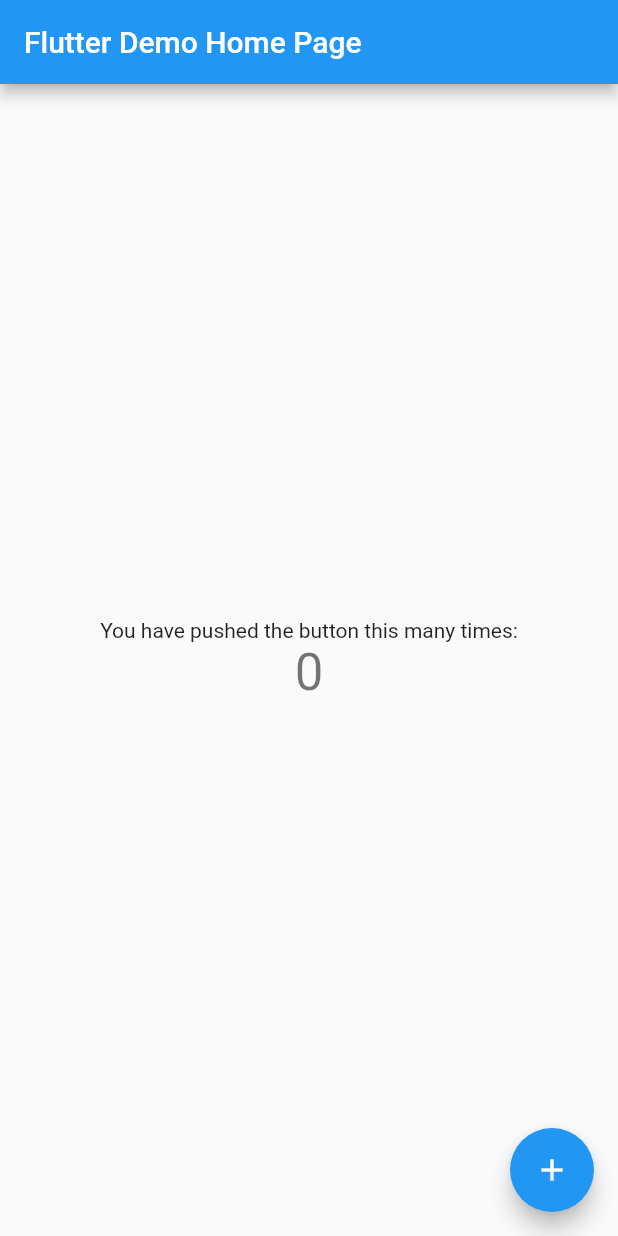
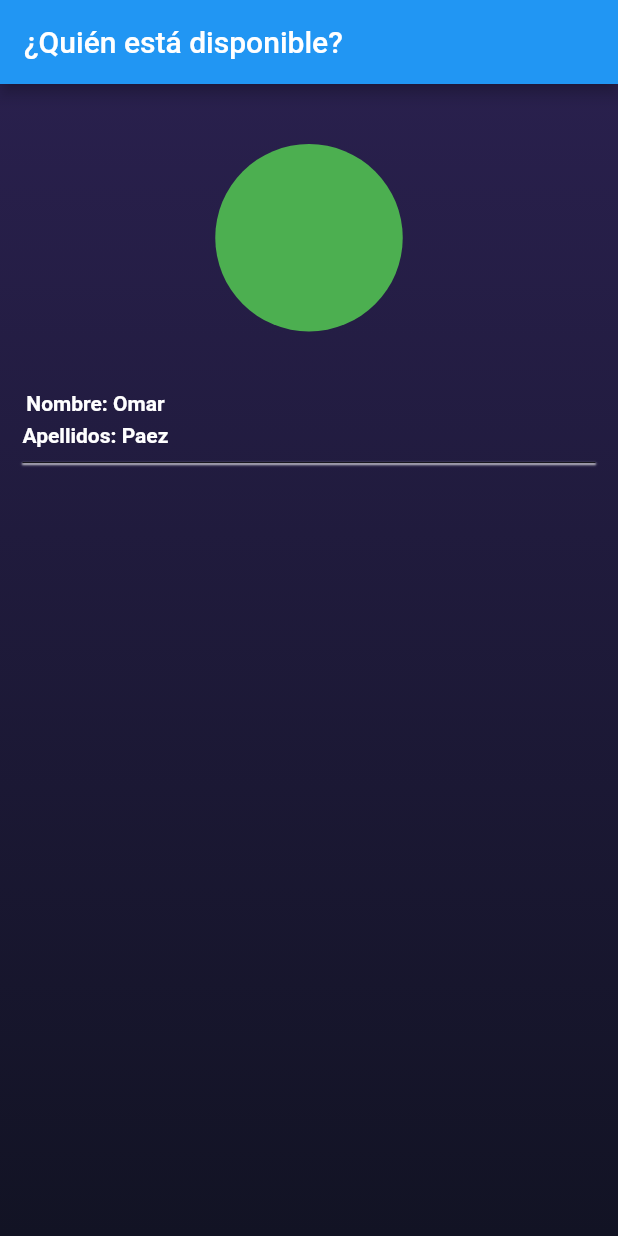
Before and after one commit to joseleonardoluz/who_is_available, a Flutter app: the screen it shows after launch, on a phone screen of 412 x 824 dp. Run offline on Flutter 3.47's test engine with Material 2 defaults, Android fonts, the phone set to English and light mode, and no system bars.

Commit message:
First commit with the start  of the app

```diff
--- a/lib/main.dart
+++ b/lib/main.dart
@@ -1,117 +1,17 @@
 import 'package:flutter/material.dart';
+import 'package:who_is_available/pages/home_page.dart';
 
-void main() {
-  runApp(MyApp());
-}
+void main() => runApp(MyApp());
 
 class MyApp extends StatelessWidget {
-  // This widget is the root of your application.
   @override
   Widget build(BuildContext context) {
     return MaterialApp(
-      title: 'Flutter Demo',
-      theme: ThemeData(
-        // This is the theme of your application.
-        //
-        // Try running your application with "flutter run". You'll see the
-        // application has a blue toolbar. Then, without quitting the app, try
-        // changing the primarySwatch below to Colors.green and then invoke
-        // "hot reload" (press "r" in the console where you ran "flutter run",
-        // or simply save your changes to "hot reload" in a Flutter IDE).
-        // Notice that the counter didn't reset back to zero; the application
-        // is not restarted.
-        primarySwatch: Colors.blue,
-        // This makes the visual density adapt to the platform that you run
-        // the app on. For desktop platforms, the controls will be smaller and
-        // closer together (more dense) than on mobile platforms.
-        visualDensity: VisualDensity.adaptivePlatformDensity,
-      ),
-      home: MyHomePage(title: 'Flutter Demo Home Page'),
+      debugShowCheckedModeBanner: false,
+      initialRoute: 'homepage',
+      routes: {
+        'homepage'       : (BuildContext context) => HomePage()
+      },
     );
   }
 }
-
-class MyHomePage extends StatefulWidget {
-  MyHomePage({Key key, this.title}) : super(key: key);
-
-  // This widget is the home page of your application. It is stateful, meaning
-  // that it has a State object (defined below) that contains fields that affect
-  // how it looks.
-
-  // This class is the configuration for the state. It holds the values (in this
-  // case the title) provided by the parent (in this case the App widget) and
-  // used by the build method of the State. Fields in a Widget subclass are
-  // always marked "final".
-
-  final String title;
-
-  @override
-  _MyHomePageState createState() => _MyHomePageState();
-}
-
-class _MyHomePageState extends State<MyHomePage> {
-  int _counter = 0;
-
-  void _incrementCounter() {
-    setState(() {
-      // This call to setState tells the Flutter framework that something has
-      // changed in this State, which causes it to rerun the build method below
-      // so that the display can reflect the updated values. If we changed
-      // _counter without calling setState(), then the build method would not be
-      // called again, and so nothing would appear to happen.
-      _counter++;
-    });
-  }
-
-  @override
-  Widget build(BuildContext context) {
-    // This method is rerun every time setState is called, for instance as done
-    // by the _incrementCounter method above.
-    //
-    // The Flutter framework has been optimized to make rerunning build methods
-    // fast, so that you can just rebuild anything that needs updating rather
-    // than having to individually change instances of widgets.
-    return Scaffold(
-      appBar: AppBar(
-        // Here we take the value from the MyHomePage object that was created by
-        // the App.build method, and use it to set our appbar title.
-        title: Text(widget.title),
-      ),
-      body: Center(
-        // Center is a layout widget. It takes a single child and positions it
-        // in the middle of the parent.
-        child: Column(
-          // Column is also a layout widget. It takes a list of children and
-          // arranges them vertically. By default, it sizes itself to fit its
-          // children horizontally, and tries to be as tall as its parent.
-          //
-          // Invoke "debug painting" (press "p" in the console, choose the
-          // "Toggle Debug Paint" action from the Flutter Inspector in Android
-          // Studio, or the "Toggle Debug Paint" command in Visual Studio Code)
-          // to see the wireframe for each widget.
-          //
-          // Column has various properties to control how it sizes itself and
-          // how it positions its children. Here we use mainAxisAlignment to
-          // center the children vertically; the main axis here is the vertical
-          // axis because Columns are vertical (the cross axis would be
-          // horizontal).
-          mainAxisAlignment: MainAxisAlignment.center,
-          children: <Widget>[
-            Text(
-              'You have pushed the button this many times:',
-            ),
-            Text(
-              '$_counter',
-              style: Theme.of(context).textTheme.headline4,
-            ),
-          ],
-        ),
-      ),
-      floatingActionButton: FloatingActionButton(
-        onPressed: _incrementCounter,
-        tooltip: 'Increment',
-        child: Icon(Icons.add),
-      ), // This trailing comma makes auto-formatting nicer for build methods.
-    );
-  }
-}
--- /dev/null
+++ b/lib/pages/home_page.dart
@@ -0,0 +1,80 @@
+import 'package:flutter/material.dart';
+import 'package:who_is_available/widgets/diver_custom.dart';
+import 'package:who_is_available/widgets/main_background.dart';
+
+class HomePage extends StatelessWidget {
+
+  final String name;
+  final String lastName;
+  final String imgUrl;
+  final String numberCel;
+
+  const HomePage({
+    Key key,
+    this.name  = 'Omar',
+    this.lastName  = 'Paez',
+    this.imgUrl,
+    this.numberCel
+    }) : super(key: key);
+
+  @override
+  Widget build(BuildContext context) {
+    return Scaffold(
+      appBar: AppBar(
+        title: Text('¿Quién está disponible? '),
+      ),
+      body: Stack(children: <Widget>[
+        MainBackgound(),
+        Container(
+          child: Column(
+            crossAxisAlignment: CrossAxisAlignment.start,
+            children: <Widget>[
+
+              _Avatar(),
+
+              Container(
+                margin: EdgeInsets.only(left: 15, bottom: 10),
+                child: Column(
+                  children: <Widget>[
+                    Text('Nombre: $name',
+                          style: TextStyle(
+                          fontWeight: FontWeight.w600,
+                          fontSize: 14,
+                          color: Color.fromRGBO(255, 255, 255, 1),),),
+                    SizedBox(height: 5,),
+                    Text('Apellidos: $lastName',
+                          style: TextStyle(
+                          fontWeight: FontWeight.w600,
+                          fontSize: 14,
+                          color: Color.fromRGBO(255, 255, 255, 1),),)
+                  ],
+                ),
+              ),
+
+              DividerCustom.dividerCustom,
+
+            ],
+          ),
+        ),
+      ]),
+    );
+  }
+}
+
+class _Avatar extends StatelessWidget {
+  const _Avatar({
+    Key key,
+  }) : super(key: key);
+
+  @override
+  Widget build(BuildContext context) {
+    return Container(
+      margin: EdgeInsets.only(top: 40, bottom: 40),
+      width: MediaQuery.of(context).size.width,
+      height: 125,
+      child: CircleAvatar(
+        backgroundColor: Colors.green,
+      ),
+    );
+  }
+}
--- /dev/null
+++ b/lib/widgets/diver_custom.dart
@@ -0,0 +1,24 @@
+import 'package:flutter/material.dart';
+
+class DividerCustom{
+
+  static Container dividerCustom = Container(
+    margin: EdgeInsets.symmetric(horizontal: 15),
+    decoration: BoxDecoration(
+      boxShadow: [
+        BoxShadow(
+          color: Color.fromRGBO(255, 255, 255, 1),
+          spreadRadius: 0.3,
+          blurRadius: 0.5,
+          offset: Offset(0, 1)
+        )
+      ],
+         border: Border(
+           top: BorderSide(
+             width: 0.5,
+             color: Color.fromRGBO(0, 0, 0, 1),
+          )
+        )
+      ),
+    );
+}
--- /dev/null
+++ b/lib/widgets/main_background.dart
@@ -0,0 +1,21 @@
+import 'package:flutter/material.dart';
+
+class MainBackgound extends StatelessWidget {
+  @override
+  Widget build(BuildContext context) {
+    double heightWindow = MediaQuery.of(context).size.height;
+    double widthWindow = MediaQuery.of(context).size.width;
+
+    return SafeArea(
+      child: Container(
+        height: heightWindow,
+        width: widthWindow,
+        decoration: BoxDecoration(
+            gradient: LinearGradient(colors: [
+          Color.fromRGBO(41, 32, 77, 1),
+          Color.fromRGBO(18, 19, 36, 1)
+        ], begin: Alignment.topCenter, end: Alignment.bottomCenter)),
+      ),
+    );
+  }
+}
```
Also changed, not shown: 1 other file.
